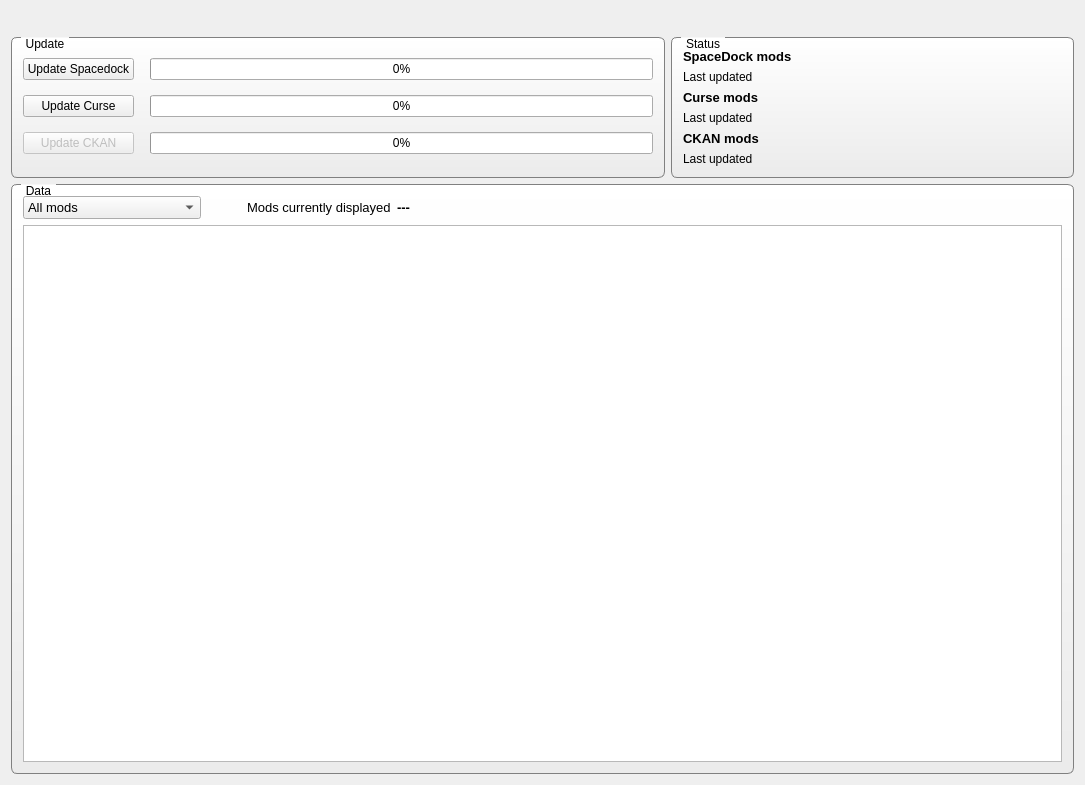
The window that ksp-mod-analyzer/ui/mainwindow.ui (akej74/ksp-mod-analyzer) describes before a commit, drawn with Qt 5.
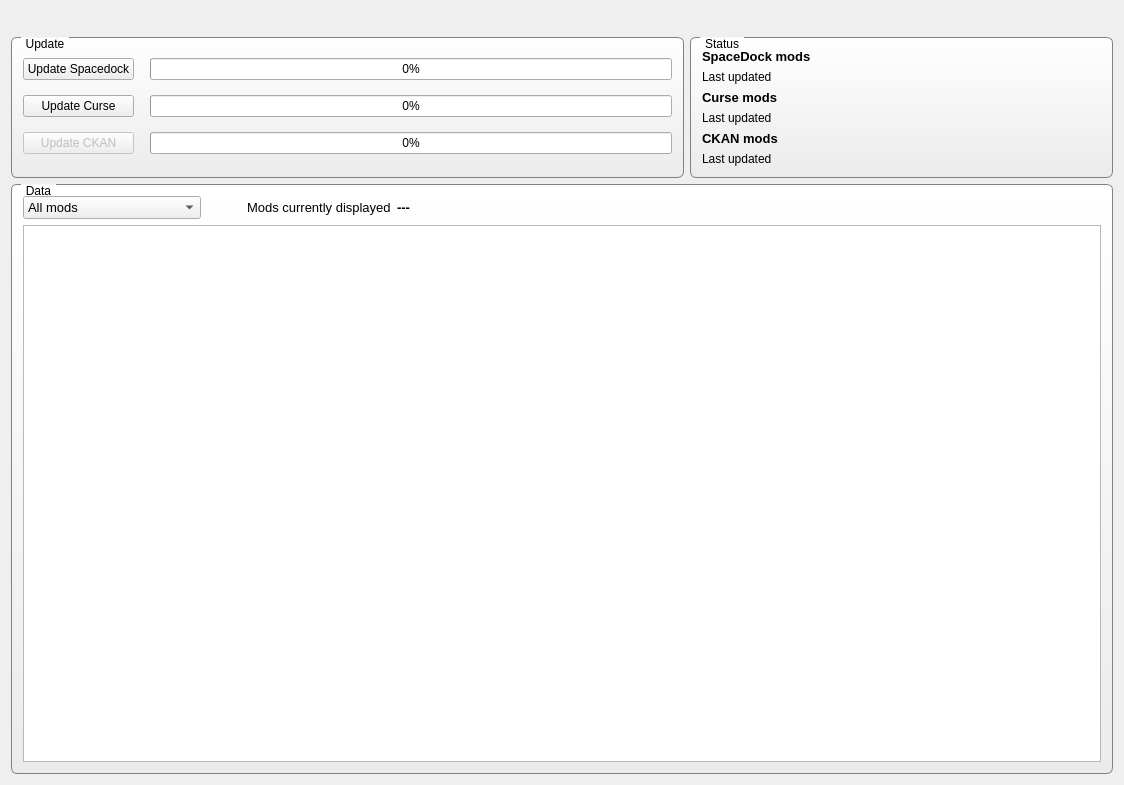
The same window after the commit. Icons and pictures are not drawn.

Commit message: UI updated for "Source" column

Patch:
```diff
--- a/ksp-mod-analyzer/ui/mainwindow.ui
+++ b/ksp-mod-analyzer/ui/mainwindow.ui
@@ -6,7 +6,7 @@
    <rect>
     <x>0</x>
     <y>0</y>
-    <width>1085</width>
+    <width>1124</width>
     <height>785</height>
    </rect>
   </property>
@@ -250,7 +250,7 @@
           <bool>true</bool>
          </property>
          <property name="sortingEnabled">
-          <bool>true</bool>
+          <bool>false</bool>
          </property>
          <attribute name="horizontalHeaderDefaultSectionSize">
           <number>160</number>
@@ -259,7 +259,7 @@
           <number>50</number>
          </attribute>
          <attribute name="horizontalHeaderShowSortIndicator" stdset="0">
-          <bool>true</bool>
+          <bool>false</bool>
          </attribute>
          <attribute name="horizontalHeaderStretchLastSection">
           <bool>true</bool>
```
The commit also changes 1 other file.
